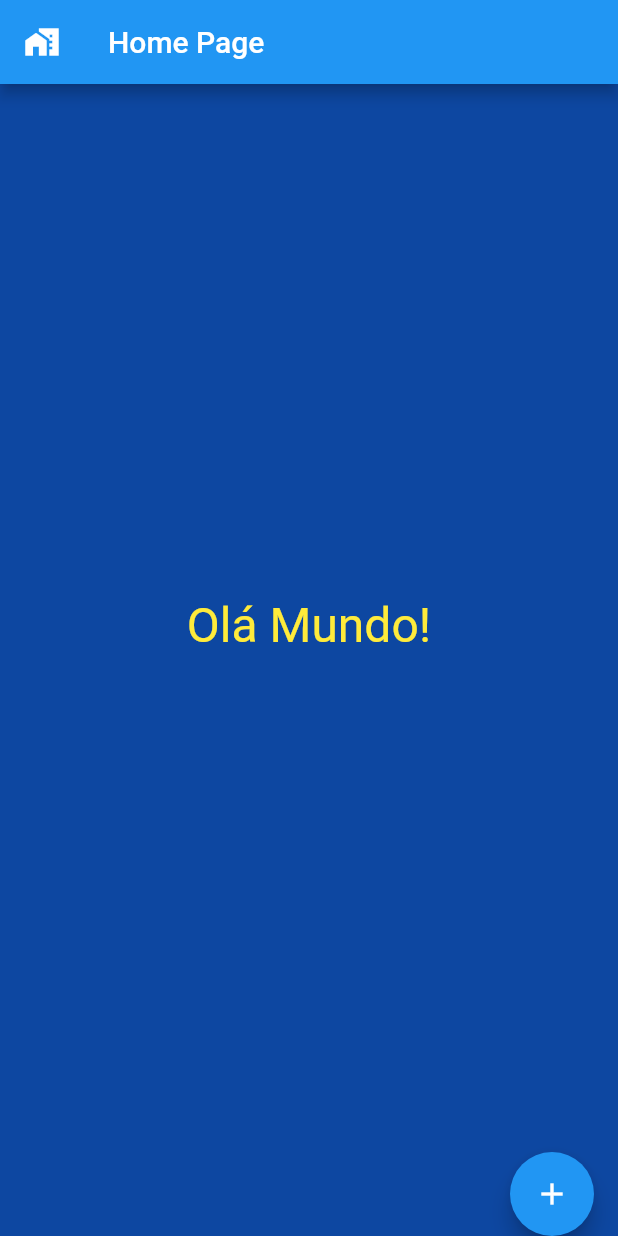
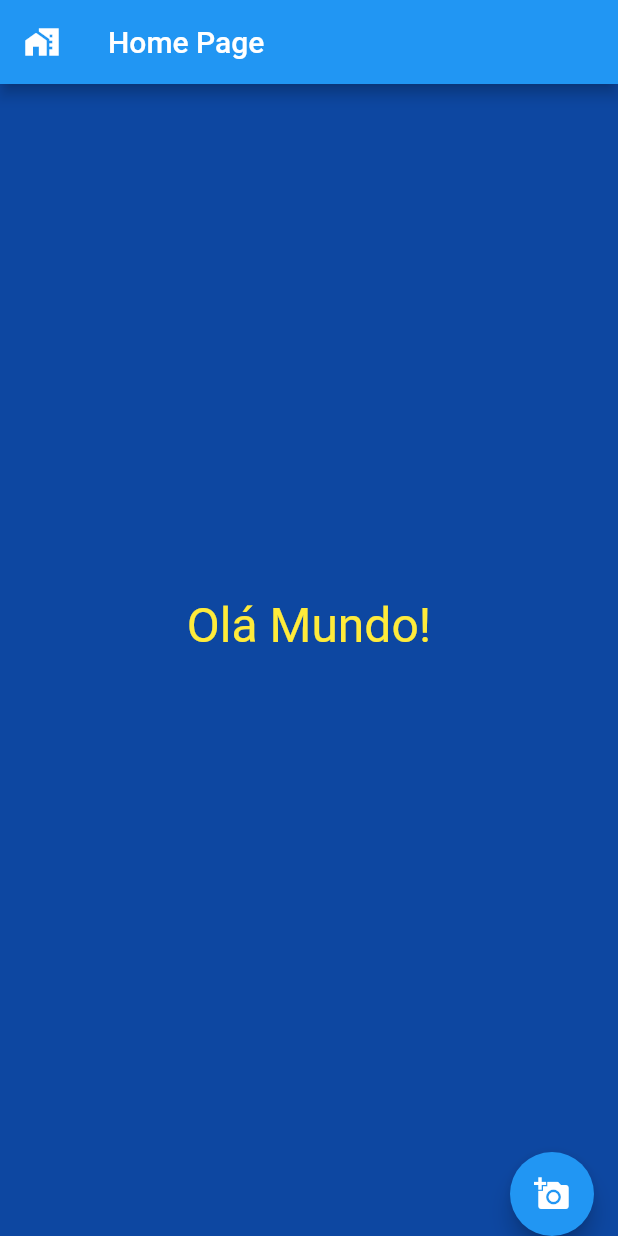
Before and after one commit to MaatGomes/ExerciciosFlutter, a Flutter app: the screen it shows after launch, on a phone screen of 412 x 824 dp. Run offline on Flutter 3.47's test engine with Material 2 defaults, Android fonts, the phone set to English and light mode, and no system bars.

Commit message:
Execicio 2-C do PDF 01-Flutter

```diff
--- a/lib/main.dart
+++ b/lib/main.dart
@@ -25,7 +25,7 @@ class Home extends StatelessWidget {
       floatingActionButton: const FloatingActionButton(
         onPressed: null,
         tooltip: 'Exemplo de botão',
-        child: Icon(Icons.add),
+        child: Icon(Icons.add_a_photo),
       ),
       floatingActionButtonLocation: FloatingActionButtonLocation.endDocked,
     );
```
